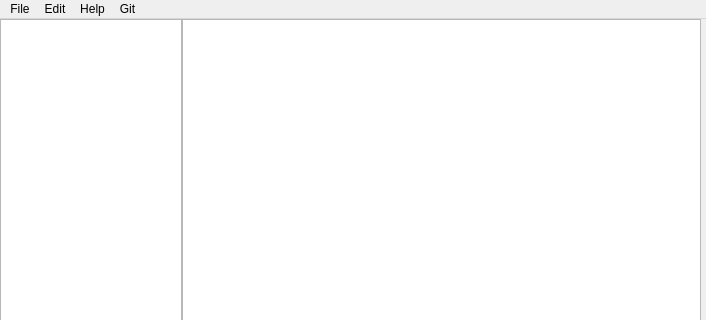
WilliamGong/gitnote, file textedit/textedit.ui: the form before one commit; both pictures show x 0 to 706 and y 0 to 320 of the 706 by 593 pixel window.
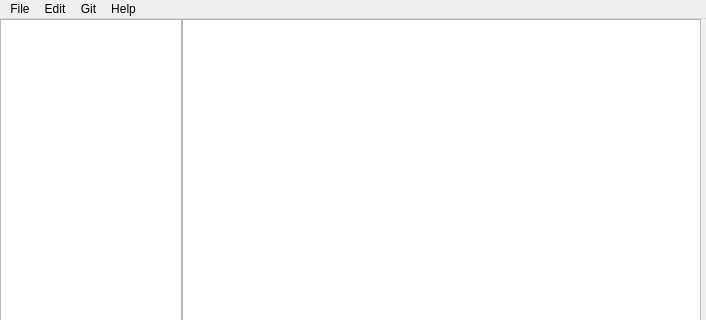
The form after the commit.

Commit message: 添加 about，但没有写版本

What changed in the file:
```diff
--- a/textedit/textedit.ui
+++ b/textedit/textedit.ui
@@ -82,8 +82,8 @@
    </widget>
    <addaction name="menuFile"/>
    <addaction name="menuEdit"/>
-   <addaction name="menuHelp"/>
    <addaction name="menuGit"/>
+   <addaction name="menuHelp"/>
   </widget>
   <widget class="QStatusBar" name="statusbar"/>
   <action name="actionNewFile">
```
Left out of the diff: 7 changed lines with no effect on the pictures. The commit also changes 2 other files.
